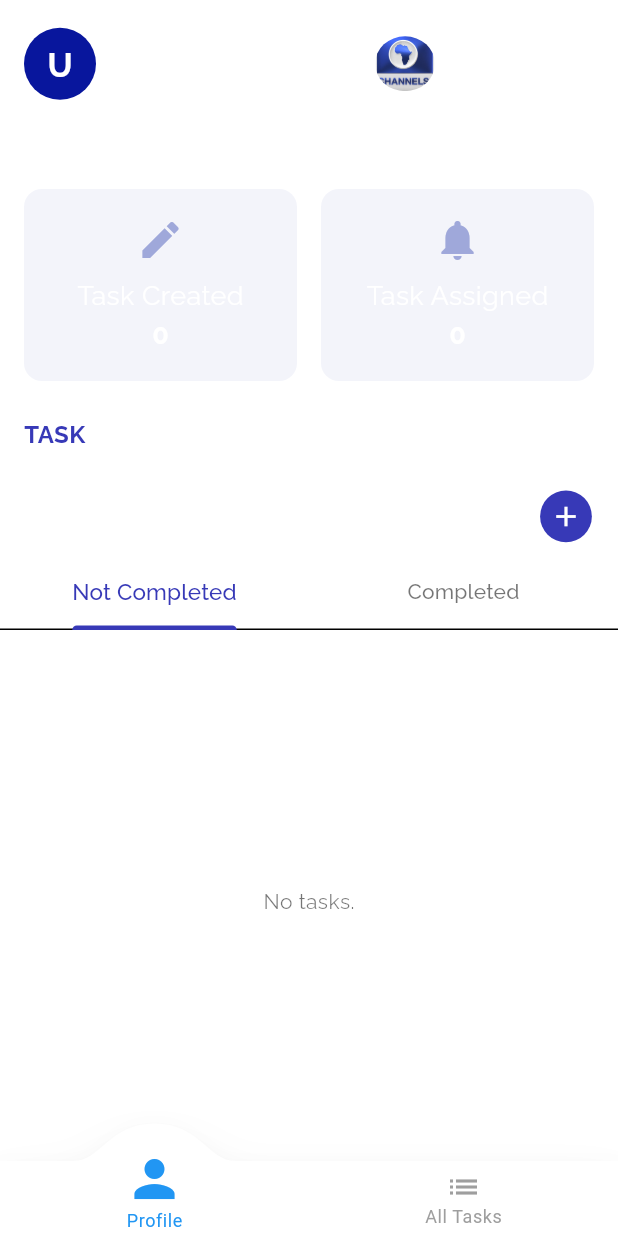
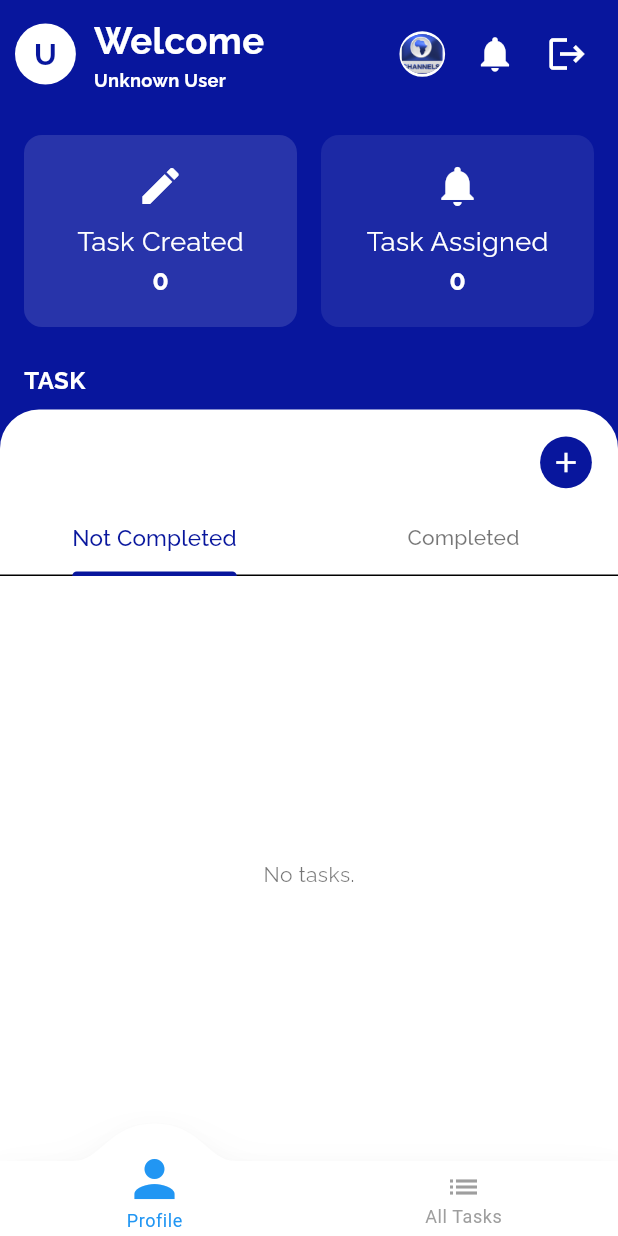
Before and after one commit to danielcyudoncy/task, a Flutter app: the HomeScreen screen opened by its route, on a phone screen of 412 x 824 dp. Run offline on Flutter 3.47's test engine with Material 3 defaults, Android fonts, the phone set to English and light mode, and no system bars; drawn by our look-alikes of convex_bottom_bar; our stand-ins replace cloud_firestore, cloud_functions, firebase_analytics, firebase_auth, firebase_core, firebase_messaging and 12 more; accounts and stored records are empty.

Commit message:
updating the background colors

```diff
--- a/lib/utils/constants/app_fonts_family.dart
+++ b/lib/utils/constants/app_fonts_family.dart
@@ -2,5 +2,5 @@
 class AppFontsStyles {
   static const openSans = "OpenSans";
   static const montserrat = "Montserrat";
-  static const relaway = "Relaway";
+  static const String raleway = 'Raleway';
 }
--- a/lib/utils/constants/app_styles.dart
+++ b/lib/utils/constants/app_styles.dart
@@ -3,7 +3,7 @@ import 'package:flutter/material.dart';
 
 class AppStyles {
   static const gradientBackground = LinearGradient(
-    colors: [Colors.white, Color(0xFF0B189B)],
+    colors:  [Color(0xFF08169D), Color(0xFF08169D)],
     begin: Alignment.topCenter,
     end: Alignment.bottomCenter,
   );
--- a/lib/views/home_screen.dart
+++ b/lib/views/home_screen.dart
@@ -1,4 +1,5 @@
 // views/home_screen.dart
+
 import 'package:flutter/material.dart';
 import 'package:flutter_screenutil/flutter_screenutil.dart';
 import 'package:get/get.dart';
@@ -7,7 +8,6 @@ import '../controllers/auth_controller.dart';
 import '../controllers/task_controller.dart';
 import '../controllers/notification_controller.dart';
 import '../widgets/user_nav_bar.dart';
-import '../utils/constants/app_colors.dart';
 import '../utils/constants/app_strings.dart';
 import '../utils/constants/app_styles.dart';
 
@@ -17,7 +17,6 @@ class HomeScreen extends StatefulWidget {
   @override
   State<HomeScreen> createState() => _HomeScreenState();
 }
-
 class _HomeScreenState extends State<HomeScreen>
     with SingleTickerProviderStateMixin {
   final AuthController authController = Get.find<AuthController>();
@@ -45,21 +44,20 @@ class _HomeScreenState extends State<HomeScreen>
   @override
   Widget build(BuildContext context) {
     final isDark = Theme.of(context).brightness == Brightness.dark;
-    final theme = Theme.of(context);
+
 
     return Scaffold(
       body: Container(
         width: double.infinity,
         decoration: BoxDecoration(
-
+          color: isDark ? Colors.black : Theme.of(context).colorScheme.primary,
         ),
         child: SafeArea(
           child: Column(
             crossAxisAlignment: CrossAxisAlignment.start,
             children: [
-              // Header with user avatar, welcome, name, logo, notification and logout button
               Padding(
-                padding: const EdgeInsets.all(16.0),
+                padding: const EdgeInsets.all(10.0),
                 child: Row(
                   children: [
                     Obx(() {
@@ -69,9 +67,8 @@ class _HomeScreenState extends State<HomeScreen>
                           : AppStrings.unknownUser;
                       final photoUrl = user?.photoURL;
                       return CircleAvatar(
-                        radius: 24,
-                        backgroundColor:
-                            isDark ? AppColors.white : AppColors.primaryColor,
+                        radius: 20.sp,
+                        backgroundColor: Colors.white,
                         backgroundImage:
                             (photoUrl != null && photoUrl.isNotEmpty)
                                 ? NetworkImage(photoUrl)
@@ -82,10 +79,8 @@ class _HomeScreenState extends State<HomeScreen>
                                     ? userName[0].toUpperCase()
                                     : '?',
                                 style: TextStyle(
-                                  color: isDark
-                                      ? AppColors.primaryColor
-                                      : AppColors.white,
-                                  fontSize: 22.sp,
+                                  color: Theme.of(context).colorScheme.primary,
+                                  fontSize: 20.sp,
                                   fontWeight: FontWeight.bold,
                                 ),
                               )
@@ -104,29 +99,33 @@ class _HomeScreenState extends State<HomeScreen>
                           children: [
                             Text(
                               AppStrings.welcome,
-                              style: theme.textTheme.labelMedium?.copyWith(
+                              style: TextStyle(
                                 color: Colors.white,
-                                fontWeight: FontWeight.w400,
-                                fontSize: 14.sp,
+                                fontWeight: FontWeight.bold,
+                                fontFamily: 'raleway',
+                                fontSize: 24.sp,
                               ),
                             ),
+                            Row(
+                              children: [
                                 Text(
                                   userName,
-                              style: theme.textTheme.labelLarge?.copyWith(
+                                  style: TextStyle(
                                     color: Colors.white,
                                     fontWeight: FontWeight.w700,
                                     fontSize: 12.sp,
                                   ),
                                 ),
                               ],
+                            ),
+                          ],
                         );
                       }),
                     ),
-                    const Spacer(),
-                    // Circular Logo
+
                     Container(
-                      width: 40.w,
-                      height: 40.h,
+                      width: 30.w,
+                      height: 30.h,
                       margin: const EdgeInsets.only(right: 8),
                       decoration: BoxDecoration(
                         shape: BoxShape.circle,
@@ -138,12 +137,11 @@ class _HomeScreenState extends State<HomeScreen>
                       ),
                       child: ClipOval(
                         child: Image.asset(
-                          'assets/png/logo.png', // <-- Replace with your logo asset path
+                          'assets/png/logo.png',
                           fit: BoxFit.cover,
                         ),
                       ),
                     ),
-                    // Notification icon with badge
                     Obx(() {
                       int unread = notificationController.unreadCount.value;
                       return Stack(
@@ -166,15 +164,15 @@ class _HomeScreenState extends State<HomeScreen>
                                   color: Colors.red,
                                   shape: BoxShape.circle,
                                 ),
-                                constraints: const BoxConstraints(
-                                  minWidth: 16,
-                                  minHeight: 16,
+                                constraints:  BoxConstraints(
+                                  minWidth: 16.w,
+                                  minHeight: 16.h,
                                 ),
                                 child: Text(
                                   unread > 9 ? '9+' : '$unread',
-                                  style: const TextStyle(
+                                  style:  TextStyle(
                                     color: Colors.white,
-                                    fontSize: 10,
+                                    fontSize: 10.sp,
                                     fontWeight: FontWeight.bold,
                                   ),
                                   textAlign: TextAlign.center,
@@ -196,18 +194,8 @@ class _HomeScreenState extends State<HomeScreen>
                   ],
                 ),
               ),
-              // Stat cards row
-              Padding(
-                padding: const EdgeInsets.symmetric(horizontal: 16.0),
-                child: Text(
-                  AppStrings.dailyAssignments,
-                  style: AppStyles.sectionTitleStyle.copyWith(
-                    color: Colors.white,
-                  ),
-                ),
-              ),
+
               const SizedBox(height: 18),
-              // Stat cards row (fixed and label updated)
               Padding(
                 padding: const EdgeInsets.symmetric(horizontal: 16.0),
                 child: Row(
@@ -218,7 +206,7 @@ class _HomeScreenState extends State<HomeScreen>
                             label: AppStrings.taskCreated,
                             value: taskController.totalTaskCreated.value
                                 .toString(),
-                            color: const Color(0xFF9FA8DA),
+                            color: Colors.white,
                           )),
                     ),
                     const SizedBox(width: 16),
@@ -227,7 +215,7 @@ class _HomeScreenState extends State<HomeScreen>
                             iconWidget: Stack(
                               children: [
                                 const Icon(Icons.notifications,
-                                    color: Color(0xFF9FA8DA), size: 32),
+                                    color: Colors.white, size: 32),
                                 if (taskController.taskAssigned.value > 0)
                                   Positioned(
                                     right: 0,
@@ -260,11 +248,10 @@ class _HomeScreenState extends State<HomeScreen>
                 child: Text(
                   AppStrings.task,
                   style: AppStyles.sectionTitleStyle.copyWith(
-                    color: isDark ? AppColors.white : const Color(0xFF3739B7),
+                    color: Colors.white,
                   ),
                 ),
               ),
-              // White (or dark) container with task tabs and cards
               Expanded(
                 child: Container(
                   width: double.infinity,
@@ -278,7 +265,6 @@ class _HomeScreenState extends State<HomeScreen>
                   child: Column(
                     crossAxisAlignment: CrossAxisAlignment.start,
                     children: [
-                      // Add button row
                       Padding(
                         padding: const EdgeInsets.only(
                           top: 18,
@@ -296,14 +282,14 @@ class _HomeScreenState extends State<HomeScreen>
                                 height: 34.h,
                                 decoration: BoxDecoration(
                                   color: isDark
-                                      ? AppColors.white
-                                      : const Color(0xFF3739B7),
+                                      ? Colors.white
+                                      : Theme.of(context).colorScheme.primary,
                                   shape: BoxShape.circle,
                                 ),
                                 child: Icon(
                                   Icons.add,
                                   color: isDark
-                                      ? const Color(0xFF3739B7)
+                                      ? Theme.of(context).colorScheme.primary
                                       : Colors.white,
                                   size: 22,
                                 ),
@@ -312,15 +298,16 @@ class _HomeScreenState extends State<HomeScreen>
                           ],
                         ),
                       ),
-                      // Tabs
                       TabBar(
                         controller: _tabController,
                         isScrollable: false,
-                        indicatorColor:
-                            isDark ? AppColors.white : const Color(0xFF3739B7),
+                        indicatorColor: isDark
+                            ? Colors.white
+                            : Theme.of(context).colorScheme.primary,
                         indicatorWeight: 2.5,
-                        labelColor:
-                            isDark ? AppColors.white : const Color(0xFF3739B7),
+                        labelColor: isDark
+                            ? Colors.white
+                            : Theme.of(context).colorScheme.primary,
                         unselectedLabelColor:
                             isDark ? Colors.white70 : Colors.black54,
                         labelStyle: AppStyles.tabSelectedStyle.copyWith(
@@ -334,14 +321,12 @@ class _HomeScreenState extends State<HomeScreen>
                         ],
                       ),
                       const SizedBox(height: 8),
-                      // TabBarView for not completed and completed tasks
                       Expanded(
                         child: Obx(() {
                           final userId =
                               authController.auth.currentUser?.uid ?? "";
                           final notCompletedTasks =
                               taskController.tasks.where((t) {
-                            // Show if not completed and assigned to or created by the user
                             final assignedReporter = t.assignedReporterId;
                             final assignedCameraman = t.assignedCameramanId;
                             final assignedTo = t.assignedTo;
@@ -430,7 +415,6 @@ class _HomeScreenState extends State<HomeScreen>
   }
 }
 
-// Task list tab widget
 class _TaskListTab extends StatelessWidget {
   final bool isCompleted;
   final bool isDark;
@@ -514,7 +498,7 @@ class _TaskListTab extends StatelessWidget {
   void _deleteTask(dynamic task) async {
     final taskController = Get.find<TaskController>();
     await taskController.deleteTask(task.taskId);
-    Get.snackbar("Success", "Task deleted",
+    Get.snackbar("Success: Success", "Task deleted",
         snackPosition: SnackPosition.BOTTOM);
   }
 
--- a/lib/views/login_screen.dart
+++ b/lib/views/login_screen.dart
@@ -298,10 +298,8 @@ class LoginScreen extends StatelessWidget {
 
                                 GestureDetector(
                                   onTap: () {
-                                     print(Get.currentRoute);
                                     Get.toNamed('/forgot-password');
-                                    print(Get.currentRoute);
-                                  },
+                                    },
                                   child: Text(
                                     "Forget password?",
                                     textAlign: TextAlign.center,
--- a/lib/views/splash_screen.dart
+++ b/lib/views/splash_screen.dart
@@ -47,7 +47,8 @@ class _SplashScreenState extends State<SplashScreen> {
             const Text(
               'Your home for news',
               style: TextStyle(
-                color: Colors.white, // Slightly transparent white
+                color: Colors.white,
+                fontFamily: 'Raleway',
                 fontSize: AppSizes.fontVeryLarge, // Use the size from your AppSizes class
                 letterSpacing: 0.5,
               ),
```
Also changed, not shown: lib/views/admin_dashboard_screen.dart (+6 -8 lines), lib/views/all_task_screen.dart (+3 -18 lines), lib/views/profile_screen.dart (+18 -16 lines), lib/views/profile_update_screen.dart (+9 -11 lines), lib/views/users_screen.dart (+74 -48 lines), lib/widgets/app_bar.dart (+6 -11 lines), lib/widgets/app_text_field.dart (+12 -31 lines), lib/widgets/dashboard_cards_widget.dart (+7 -4 lines), lib/widgets/header_widget.dart (+7 -2 lines), lib/widgets/task_detail_sheet.dart (+6 -4 lines). Lines whose indentation alone changed are shown as unchanged.
